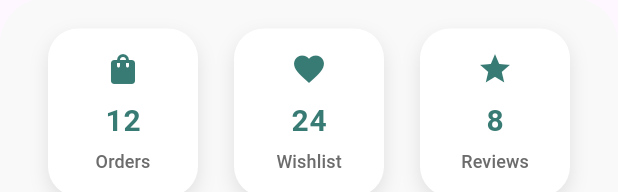
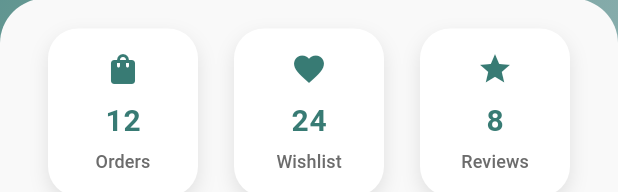
Before and after one commit to jamalihassan0307/Furniture-App-Flutter, a Flutter app: the ProfilePage widget shown alone on an empty page, opened directly, scrolled down 251 dp, on a phone screen of 412 x 824 dp. Shown: the top 192 px of the screen. Run offline on Flutter 3.47's test engine with Material 3 defaults, Android fonts, the phone set to English and light mode, and no system bars.

```diff
--- a/lib/page/profile_page.dart
+++ b/lib/page/profile_page.dart
@@ -14,6 +14,7 @@ class ProfilePage extends StatelessWidget {
             // Profile Header with Gradient and Pattern
             Container(
               height: 280,
+              width: double.infinity,
               decoration: BoxDecoration(
                 gradient: LinearGradient(
                   begin: Alignment.topLeft,
```
Also changed, not shown: lib/main.dart (+6 -1 lines).
